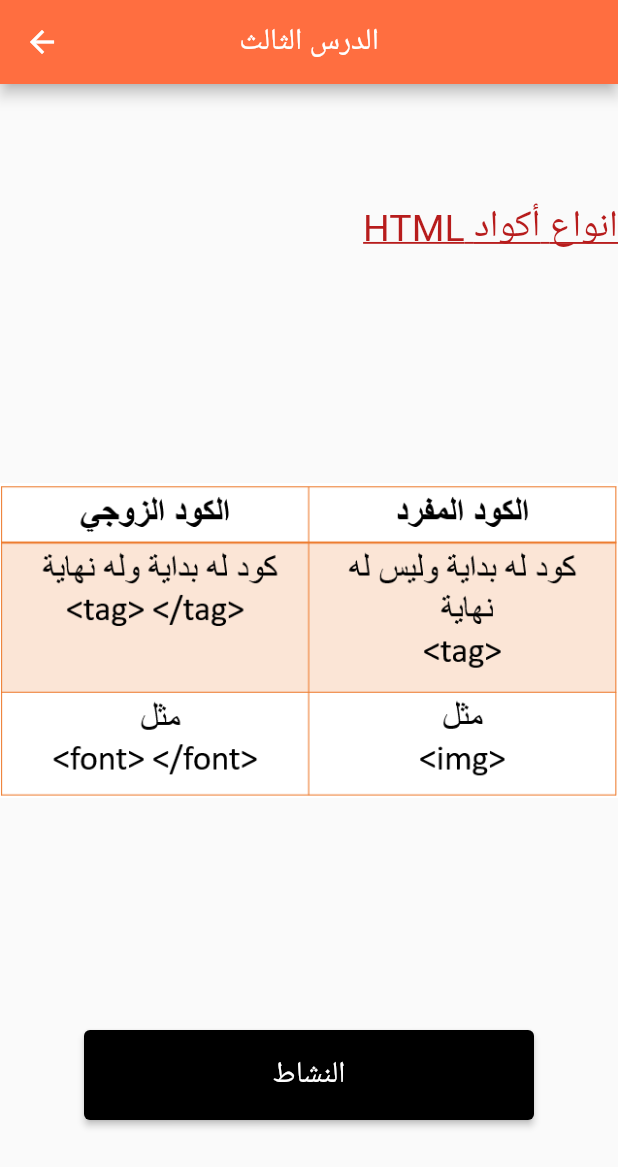
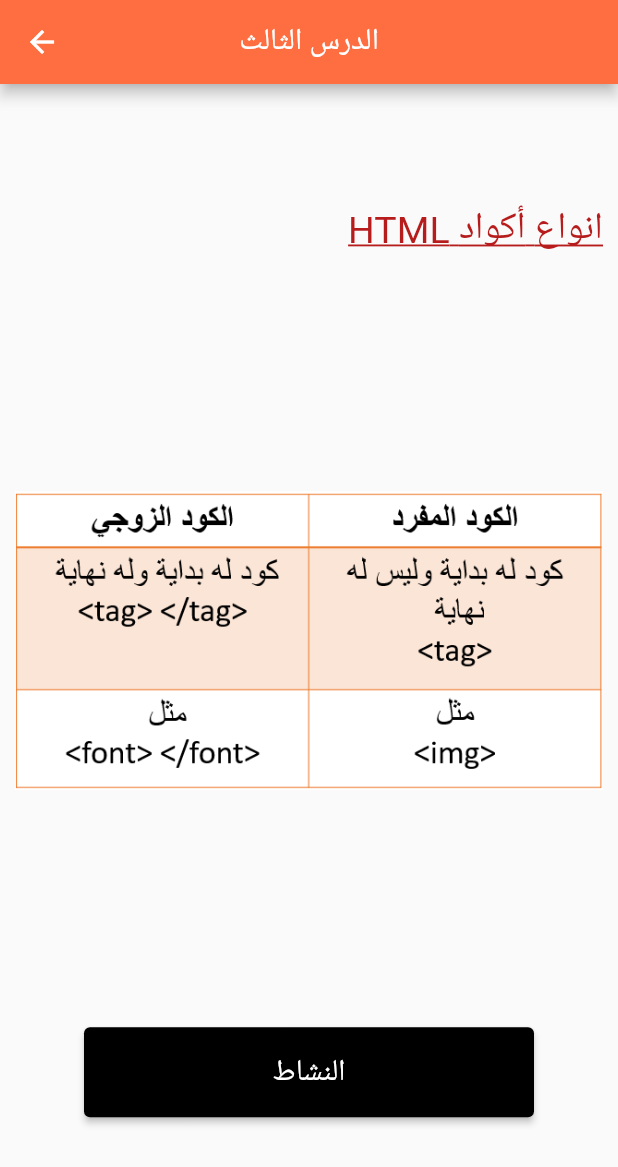
Before and after one commit to AnasKhaled1876/Intro-to-HTML, a Flutter app: the LessonThreeStudy screen opened directly, on a phone screen of 412 x 824 dp. Shown: the top 1167 px of the screen. Run offline on Flutter 3.47's test engine with Material 2 defaults, Android fonts, the phone set to English and light mode, and no system bars; our stand-ins replace cloud_firestore, firebase_core, sqflite, youtube_player_flutter; accounts and stored records are empty.

Commit message:
Added a margin

```diff
--- a/lib/home_page.dart
+++ b/lib/home_page.dart
@@ -73,7 +73,7 @@ class _HomePageState extends State<HomePage> {
                           builder: (context) => const MainPage()));
                 } else {
                   ScaffoldMessenger.of(context).showSnackBar(const SnackBar(
-                    content: Text("من فضلك ادخل اسمك وعمرك"),
+                    content: Text("من فضلك ادخل اسمك وعمرك",textDirection: TextDirection.rtl,),
                   ));
                 }
               },
--- a/lib/third_lesson_page.dart
+++ b/lib/third_lesson_page.dart
@@ -18,7 +18,9 @@ class LessonThreeStudy extends StatelessWidget {
         ),
         title: const Text("الدرس الثالث"),
       ),
-      body: Column(
+      body: Container(
+        margin: const EdgeInsets.symmetric(horizontal: 10.0),
+        child: Column(
           mainAxisAlignment: MainAxisAlignment.spaceAround,
           children: <Widget>[
             Align(
@@ -50,6 +52,7 @@ class LessonThreeStudy extends StatelessWidget {
               ),
             )
           ],
+        ),
       ),
     );
   }
@@ -119,7 +122,9 @@ class _LessonThreeActivityState extends State<LessonThreeActivity> {
         ),
         title: const Text("النشاط"),
       ),
-      body: Column(
+      body: Container(
+        margin: const EdgeInsets.symmetric(horizontal: 10.0),
+        child: Column(
           crossAxisAlignment: CrossAxisAlignment.center,
           children: <Widget>[
             const SizedBox(
@@ -311,6 +316,7 @@ class _LessonThreeActivityState extends State<LessonThreeActivity> {
               ),
           ],
         ),
+      ),
     );
   }
 }
```
Lines whose indentation alone changed are shown as unchanged.
